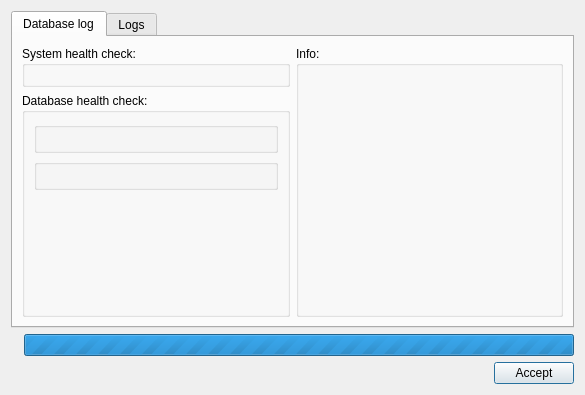
The window that core/ui/toolbars/utilities/check_project.ui (Giswater/giswater_qgis_plugin) describes before a commit, drawn with Qt 5.
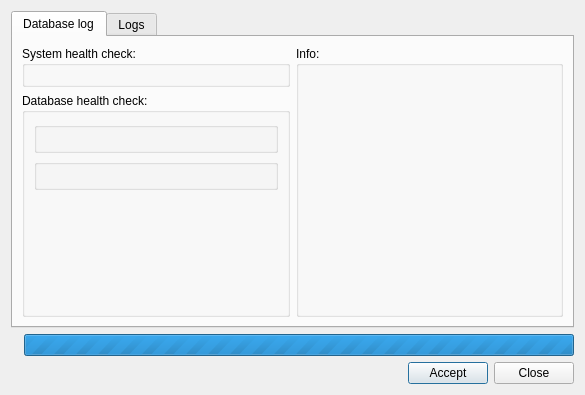
The same window after the commit.

Commit message: feat(check_project): add btn close

```diff
--- a/core/ui/toolbars/utilities/check_project.ui
+++ b/core/ui/toolbars/utilities/check_project.ui
@@ -39,6 +39,13 @@
        </property>
       </spacer>
      </item>
+     <item row="0" column="2">
+      <widget class="QPushButton" name="btn_close">
+       <property name="text">
+        <string>Close</string>
+       </property>
+      </widget>
+     </item>
     </layout>
    </item>
    <item row="1" column="1">
```
The commit also changes 1 other file.
